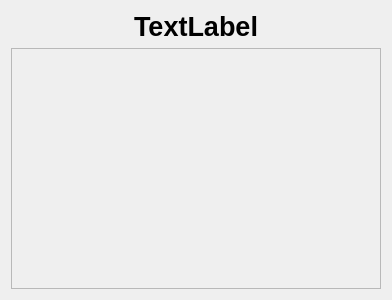
The window that qt_uis/widgets/raw_widgets/ColumnWidget.ui (JoaoPedroMDP/PyKanban) describes before a commit, drawn with Qt 5.
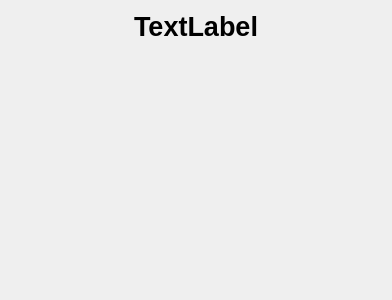
The same window after the commit.

Patch:
```diff
--- a/qt_uis/widgets/raw_widgets/ColumnWidget.ui
+++ b/qt_uis/widgets/raw_widgets/ColumnWidget.ui
@@ -48,6 +48,9 @@
        <verstretch>0</verstretch>
       </sizepolicy>
      </property>
+     <property name="frameShape">
+      <enum>QFrame::NoFrame</enum>
+     </property>
      <property name="widgetResizable">
       <bool>true</bool>
      </property>
@@ -56,8 +59,8 @@
        <rect>
         <x>0</x>
         <y>0</y>
-        <width>372</width>
-        <height>242</height>
+        <width>374</width>
+        <height>244</height>
        </rect>
       </property>
      </widget>
```
